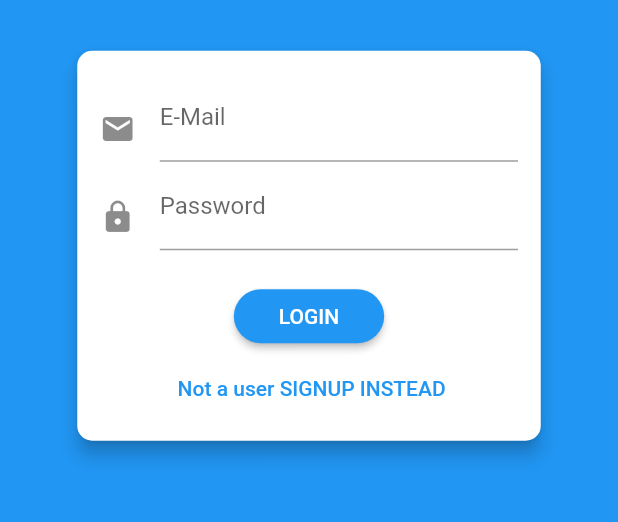
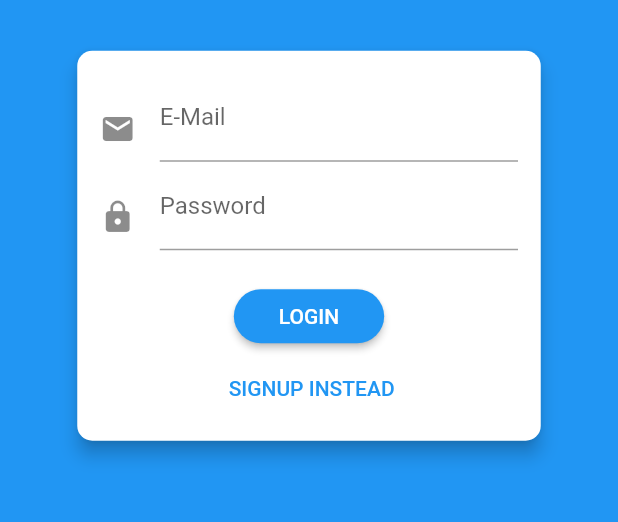
Before and after one commit to romilshah98/Instapost-Flutter-App, a Flutter app: the screen it shows after launch, on a phone screen of 412 x 824 dp, the part 433-955 px from its top. Run offline on Flutter 3.47's test engine with Material 2 defaults, Android fonts, the phone set to English and light mode, and no system bars; our stand-ins replace data_connection_checker, flutter_rating_bar, image_picker, shared_preferences, sqflite; accounts and stored records are empty; network calls fail.

Commit message:
Small UI changes

```diff
--- a/lib/screens/auth_screen.dart
+++ b/lib/screens/auth_screen.dart
@@ -28,12 +28,15 @@ class AuthScreen extends StatelessWidget {
                       vertical: 10,
                       horizontal: 90,
                     ),
+                    child: FittedBox(
+                      fit: BoxFit.scaleDown,
                       child: const Text(
                         'INSTAPOST',
                         style: TextStyle(
                           color: Colors.white,
                           fontSize: 35,
                           fontWeight: FontWeight.bold,
+                        ),
                       ),
                     ),
                   ),
--- a/lib/widgets/auth_card.dart
+++ b/lib/widgets/auth_card.dart
@@ -386,7 +386,7 @@ class _AuthCardState extends State<AuthCard> {
                         ),
                       FlatButton(
                         child: Text(
-                            ' ${_mode == Mode.Login ? 'Not a user SIGNUP' : 'Already a user LOGIN'} INSTEAD'),
+                            ' ${_mode == Mode.Login ? 'SIGNUP' : 'LOGIN'} INSTEAD'),
                         onPressed: _switchMode,
                         padding: const EdgeInsets.symmetric(
                             horizontal: 30, vertical: 4),
```
Also changed, not shown: lib/screens/comments.dart (+13 -5 lines), lib/widgets/post.dart (+6 -3 lines). Lines whose indentation alone changed are shown as unchanged.
